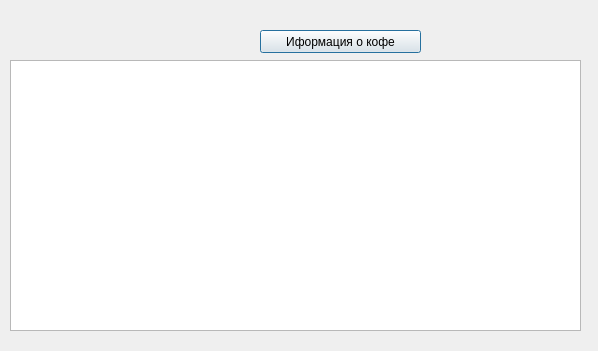
Qt form main.ui (donhuan47/Espresso_Yand_Lyceum) before a commit.
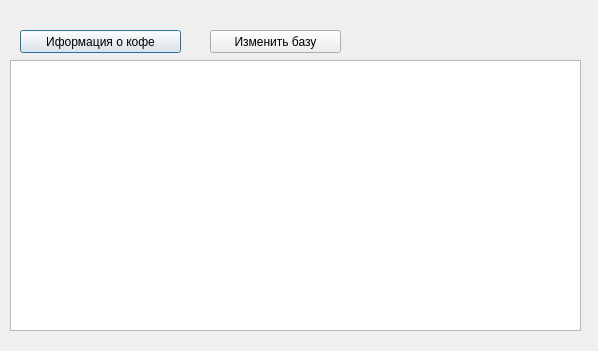
The same form after that commit.

What changed in the file:
```diff
--- a/main.ui
+++ b/main.ui
@@ -22,7 +22,7 @@
   <widget class="QPushButton" name="pushButton">
    <property name="geometry">
     <rect>
-     <x>260</x>
+     <x>20</x>
      <y>30</y>
      <width>161</width>
      <height>23</height>
@@ -42,6 +42,19 @@
     </rect>
    </property>
   </widget>
+  <widget class="QPushButton" name="pushButton_2">
+   <property name="geometry">
+    <rect>
+     <x>210</x>
+     <y>30</y>
+     <width>131</width>
+     <height>23</height>
+    </rect>
+   </property>
+   <property name="text">
+    <string>Изменить базу</string>
+   </property>
+  </widget>
  </widget>
  <resources/>
  <connections/>
```
